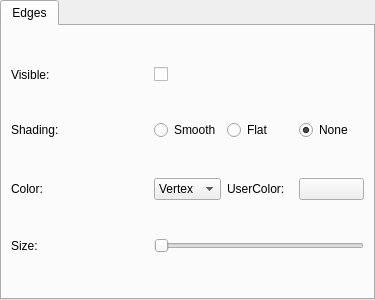
Before: the Qt Designer form src/vclib/ext/qt/gui/mesh_render_settings_frame.ui in cnr-isti-vclab/vclib, drawn with Qt 5.
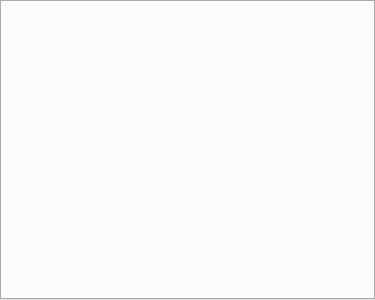
After: the same form once the commit is applied.

Commit message: edges frame single class

What changed in the file:
```diff
--- a/src/vclib/ext/qt/gui/mesh_render_settings_frame.ui
+++ b/src/vclib/ext/qt/gui/mesh_render_settings_frame.ui
@@ -31,198 +31,6 @@
      <property name="currentIndex">
       <number>0</number>
      </property>
-     <widget class="QWidget" name="edgesTab">
-      <attribute name="title">
-       <string>Edges</string>
-      </attribute>
-      <layout class="QGridLayout" name="gridLayout_5">
-       <item row="2" column="0" colspan="2">
-        <widget class="QLabel" name="label_18">
-         <property name="sizePolicy">
-          <sizepolicy hsizetype="Minimum" vsizetype="Preferred">
-           <horstretch>0</horstretch>
-           <verstretch>0</verstretch>
-          </sizepolicy>
-         </property>
-         <property name="text">
-          <string>Shading:</string>
-         </property>
-        </widget>
-       </item>
-       <item row="3" column="0" colspan="2">
-        <widget class="QLabel" name="label_16">
-         <property name="sizePolicy">
-          <sizepolicy hsizetype="Minimum" vsizetype="Preferred">
-           <horstretch>0</horstretch>
-           <verstretch>0</verstretch>
-          </sizepolicy>
-         </property>
-         <property name="text">
-          <string>Color:</string>
-         </property>
-        </widget>
-       </item>
-       <item row="4" column="2" colspan="3">
-        <widget class="QSlider" name="edgesSizeSlider">
-         <property name="sizePolicy">
-          <sizepolicy hsizetype="Expanding" vsizetype="Fixed">
-           <horstretch>0</horstretch>
-           <verstretch>0</verstretch>
-          </sizepolicy>
-         </property>
-         <property name="minimum">
-          <number>1</number>
-         </property>
-         <property name="maximum">
-          <number>10</number>
-         </property>
-         <property name="orientation">
-          <enum>Qt::Horizontal</enum>
-         </property>
-        </widget>
-       </item>
-       <item row="1" column="2">
-        <widget class="QCheckBox" name="edgesVisibilityCheckBox">
-         <property name="sizePolicy">
-          <sizepolicy hsizetype="Preferred" vsizetype="Fixed">
-           <horstretch>0</horstretch>
-           <verstretch>0</verstretch>
-          </sizepolicy>
-         </property>
-         <property name="text">
-          <string/>
-         </property>
-        </widget>
-       </item>
-       <item row="2" column="2">
-        <widget class="QRadioButton" name="edgesShadingSmoothRadioButton">
-         <property name="text">
-          <string>Smooth</string>
-         </property>
-        </widget>
-       </item>
-       <item row="2" column="4">
-        <widget class="QRadioButton" name="edgesShadingNoneRadioButton">
-         <property name="text">
-          <string>None</string>
-         </property>
-         <property name="checked">
-          <bool>true</bool>
-         </property>
-        </widget>
-       </item>
-       <item row="4" column="0" colspan="2">
-        <widget class="QLabel" name="label_20">
-         <property name="sizePolicy">
-          <sizepolicy hsizetype="Minimum" vsizetype="Preferred">
-           <horstretch>0</horstretch>
-           <verstretch>0</verstretch>
-          </sizepolicy>
-         </property>
-         <property name="text">
-          <string>Size:</string>
-         </property>
-        </widget>
-       </item>
-       <item row="3" column="2">
-        <widget class="QComboBox" name="edgesColorComboBox">
-         <property name="sizePolicy">
-          <sizepolicy hsizetype="Preferred" vsizetype="Fixed">
-           <horstretch>0</horstretch>
-           <verstretch>0</verstretch>
-          </sizepolicy>
-         </property>
-         <property name="currentIndex">
-          <number>0</number>
-         </property>
-         <item>
-          <property name="text">
-           <string>Vertex</string>
-          </property>
-         </item>
-         <item>
-          <property name="text">
-           <string>Edges</string>
-          </property>
-         </item>
-         <item>
-          <property name="text">
-           <string>Mesh</string>
-          </property>
-         </item>
-         <item>
-          <property name="text">
-           <string>User</string>
-          </property>
-         </item>
-        </widget>
-       </item>
-       <item row="1" column="0" colspan="2">
-        <widget class="QLabel" name="label_17">
-         <property name="sizePolicy">
-          <sizepolicy hsizetype="Minimum" vsizetype="Preferred">
-           <horstretch>0</horstretch>
-           <verstretch>0</verstretch>
-          </sizepolicy>
-         </property>
-         <property name="text">
-          <string>Visible:</string>
-         </property>
-        </widget>
-       </item>
-       <item row="2" column="3">
-        <widget class="QRadioButton" name="edgesShadingFlatRadioButton">
-         <property name="text">
-          <string>Flat</string>
-         </property>
-        </widget>
-       </item>
-       <item row="3" column="3" colspan="2">
-        <widget class="QFrame" name="edgesUserColorFrame">
-         <property name="frameShape">
-          <enum>QFrame::NoFrame</enum>
-         </property>
-         <property name="frameShadow">
-          <enum>QFrame::Plain</enum>
-         </property>
-         <layout class="QHBoxLayout" name="horizontalLayout_4">
-          <property name="spacing">
-           <number>6</number>
-          </property>
-          <property name="leftMargin">
-           <number>0</number>
-          </property>
-          <property name="topMargin">
-           <number>0</number>
-          </property>
-          <property name="rightMargin">
-           <number>0</number>
-          </property>
-          <property name="bottomMargin">
-           <number>0</number>
-          </property>
-          <item>
-           <widget class="QLabel" name="label_19">
-            <property name="text">
-             <string>UserColor:</string>
-            </property>
-           </widget>
-          </item>
-          <item>
-           <widget class="QPushButton" name="edgesColorDialogPushButton">
-            <property name="styleSheet">
-             <string notr="true"/>
-            </property>
-            <property name="text">
-             <string/>
-            </property>
-           </widget>
-          </item>
-         </layout>
-        </widget>
-       </item>
-      </layout>
-     </widget>
     </widget>
    </item>
   </layout>
```
Left out of the diff: 2 changed lines with no effect on the pictures. The commit also changes 4 other files.
